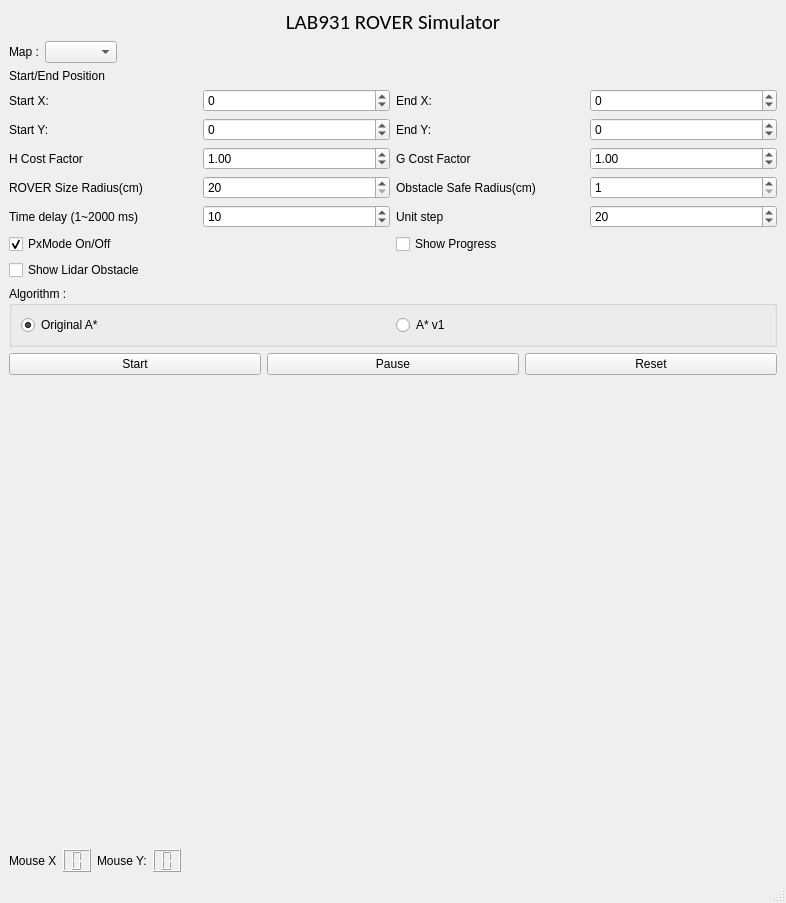
Before: the Qt Designer form gui/simulator.ui in goldmode321/ROVER_Clement_Billy_2019, drawn with Qt 5.
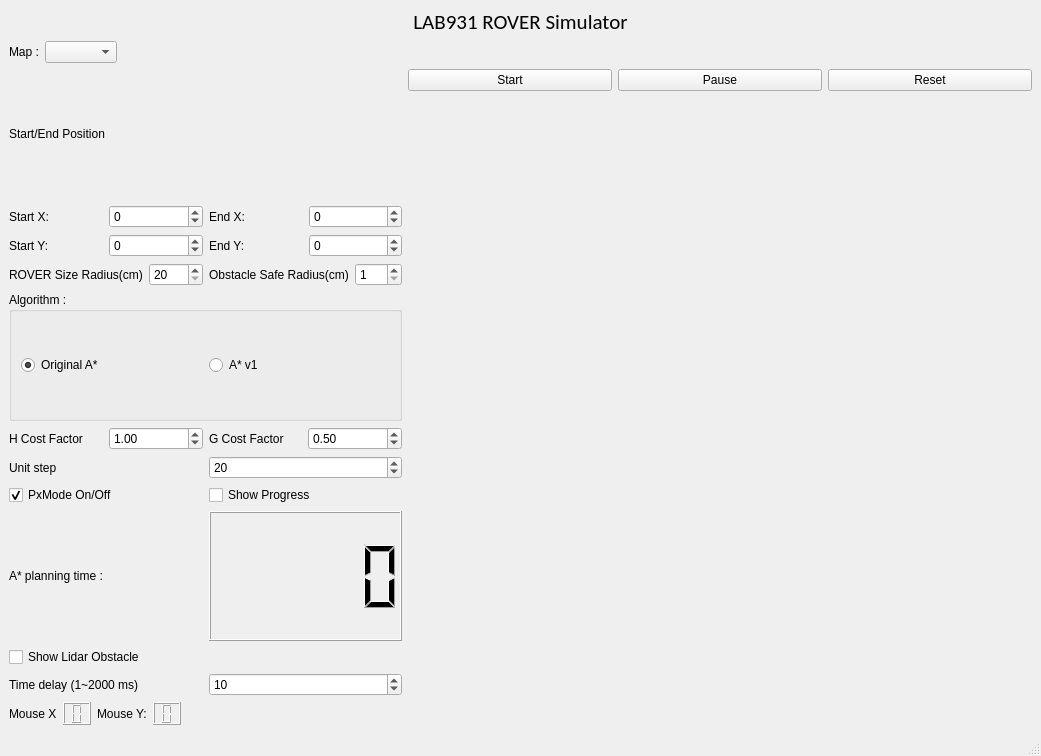
After: the same form once the commit is applied.

Patch:
```diff
--- a/gui/simulator.ui
+++ b/gui/simulator.ui
@@ -6,8 +6,8 @@
    <rect>
     <x>0</x>
     <y>0</y>
-    <width>786</width>
-    <height>903</height>
+    <width>1041</width>
+    <height>756</height>
    </rect>
   </property>
   <property name="windowTitle">
@@ -78,6 +78,10 @@
      </layout>
     </item>
     <item>
+     <layout class="QHBoxLayout" name="horizontalLayout_21">
+      <item>
+       <layout class="QVBoxLayout" name="verticalLayout_7">
+        <item>
      <widget class="QLabel" name="label_5">
       <property name="text">
        <string>Start/End Position</string>
@@ -180,44 +184,6 @@
       </item>
      </layout>
     </item>
-    <item>
-     <layout class="QHBoxLayout" name="horizontalLayout_15">
-      <item>
-       <widget class="QLabel" name="label_11">
-        <property name="text">
-         <string>H Cost Factor</string>
-        </property>
-       </widget>
-      </item>
-      <item>
-       <widget class="QDoubleSpinBox" name="dspin_hcost">
-        <property name="minimum">
-         <double>0.010000000000000</double>
-        </property>
-        <property name="value">
-         <double>1.000000000000000</double>
-        </property>
-       </widget>
-      </item>
-      <item>
-       <widget class="QLabel" name="label_12">
-        <property name="text">
-         <string>G Cost Factor</string>
-        </property>
-       </widget>
-      </item>
-      <item>
-       <widget class="QDoubleSpinBox" name="dspin_gcost">
-        <property name="minimum">
-         <double>0.010000000000000</double>
-        </property>
-        <property name="value">
-         <double>1.000000000000000</double>
-        </property>
-       </widget>
-      </item>
-     </layout>
-    </item>
     <item>
      <layout class="QHBoxLayout" name="horizontalLayout_17">
       <item>
@@ -260,37 +226,69 @@
      </layout>
     </item>
     <item>
-     <layout class="QHBoxLayout" name="horizontalLayout_6">
+         <widget class="QGroupBox" name="groupBox">
+          <property name="title">
+           <string>Algorithm : </string>
+          </property>
+          <layout class="QHBoxLayout" name="horizontalLayout_19">
       <item>
-       <layout class="QVBoxLayout" name="verticalLayout_4">
+            <widget class="QRadioButton" name="radio_original_a">
+             <property name="text">
+              <string>Original A*</string>
+             </property>
+             <property name="checked">
+              <bool>true</bool>
+             </property>
+            </widget>
+           </item>
         <item>
-         <layout class="QHBoxLayout" name="horizontalLayout_7">
+            <widget class="QRadioButton" name="radio_a_v1">
+             <property name="text">
+              <string>A* v1</string>
+             </property>
+            </widget>
+           </item>
+          </layout>
+         </widget>
+        </item>
           <item>
-           <widget class="QLabel" name="label_6">
+         <layout class="QHBoxLayout" name="horizontalLayout_15">
+          <item>
+           <widget class="QLabel" name="label_11">
             <property name="text">
-             <string>Time delay (1~2000 ms)</string>
+             <string>H Cost Factor</string>
             </property>
            </widget>
           </item>
           <item>
-           <widget class="QSpinBox" name="spin_time_delay">
+           <widget class="QDoubleSpinBox" name="dspin_hcost">
             <property name="minimum">
-             <number>1</number>
+             <double>0.010000000000000</double>
             </property>
-            <property name="maximum">
-             <number>2000</number>
+            <property name="value">
+             <double>1.000000000000000</double>
             </property>
+           </widget>
+          </item>
+          <item>
+           <widget class="QLabel" name="label_12">
+            <property name="text">
+             <string>G Cost Factor</string>
+            </property>
+           </widget>
+          </item>
+          <item>
+           <widget class="QDoubleSpinBox" name="dspin_gcost">
+            <property name="minimum">
+             <double>0.010000000000000</double>
+            </property>
             <property name="value">
-             <number>10</number>
+             <double>0.500000000000000</double>
             </property>
            </widget>
           </item>
          </layout>
         </item>
-       </layout>
-      </item>
-      <item>
-       <layout class="QVBoxLayout" name="verticalLayout_3">
         <item>
          <layout class="QHBoxLayout" name="horizontalLayout_8">
           <item>
@@ -315,10 +313,6 @@
           </item>
          </layout>
         </item>
-       </layout>
-      </item>
-     </layout>
-    </item>
     <item>
      <layout class="QHBoxLayout" name="horizontalLayout_5">
       <item>
@@ -360,40 +354,52 @@
     <item>
      <layout class="QHBoxLayout" name="horizontalLayout_18">
       <item>
+           <widget class="QLabel" name="label_16">
+            <property name="text">
+             <string>A* planning time : </string>
+            </property>
+           </widget>
+          </item>
+          <item>
+           <widget class="QLCDNumber" name="lcd_astar_planning_time"/>
+          </item>
+         </layout>
+        </item>
+        <item>
        <widget class="QCheckBox" name="check_show_lidar">
         <property name="text">
          <string>Show Lidar Obstacle</string>
         </property>
        </widget>
       </item>
-     </layout>
-    </item>
     <item>
-     <widget class="QGroupBox" name="groupBox">
-      <property name="title">
-       <string>Algorithm : </string>
-      </property>
-      <layout class="QHBoxLayout" name="horizontalLayout_19">
+         <layout class="QHBoxLayout" name="horizontalLayout_7">
        <item>
-        <widget class="QRadioButton" name="radio_original_a">
+           <widget class="QLabel" name="label_6">
          <property name="text">
-          <string>Original A*</string>
-         </property>
-         <property name="checked">
-          <bool>true</bool>
-         </property>
+             <string>Time delay (1~2000 ms)</string>
+            </property>
         </widget>
        </item>
        <item>
-        <widget class="QRadioButton" name="radio_a_v1">
-         <property name="text">
-          <string>A* v1</string>
-         </property>
+           <widget class="QSpinBox" name="spin_time_delay">
+            <property name="minimum">
+             <number>1</number>
+            </property>
+            <property name="maximum">
+             <number>2000</number>
+            </property>
+            <property name="value">
+             <number>10</number>
+            </property>
         </widget>
        </item>
       </layout>
-     </widget>
-    </item>
+        </item>
+       </layout>
+      </item>
+      <item>
+       <layout class="QVBoxLayout" name="verticalLayout_2">
     <item>
      <layout class="QHBoxLayout" name="horizontalLayout_4">
       <item>
@@ -420,11 +426,9 @@
      </layout>
     </item>
     <item>
-     <layout class="QVBoxLayout" name="verticalLayout_2">
-      <item>
        <widget class="QWidget" name="plot_widget" native="true">
         <property name="sizePolicy">
-         <sizepolicy hsizetype="Preferred" vsizetype="Expanding">
+           <sizepolicy hsizetype="Expanding" vsizetype="Expanding">
           <horstretch>0</horstretch>
           <verstretch>0</verstretch>
          </sizepolicy>
@@ -438,6 +442,15 @@
       </item>
      </layout>
     </item>
+     </layout>
+    </item>
+    <item>
+     <layout class="QHBoxLayout" name="horizontalLayout_6">
+      <item>
+       <layout class="QVBoxLayout" name="verticalLayout_3"/>
+      </item>
+     </layout>
+    </item>
     <item>
      <layout class="QHBoxLayout" name="horizontalLayout_2">
       <item>
@@ -493,7 +506,7 @@
     <rect>
      <x>0</x>
      <y>0</y>
-     <width>786</width>
+     <width>1041</width>
      <height>25</height>
     </rect>
    </property>
```
Lines whose indentation alone changed are shown as unchanged.
